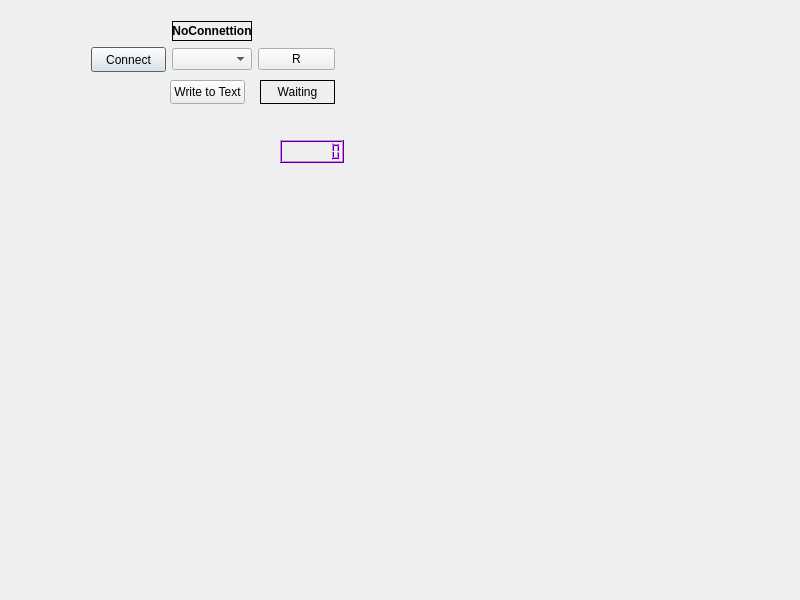
Above: dialog.ui from Krakerrr/RFLogger before the change. Below: the same form after it.
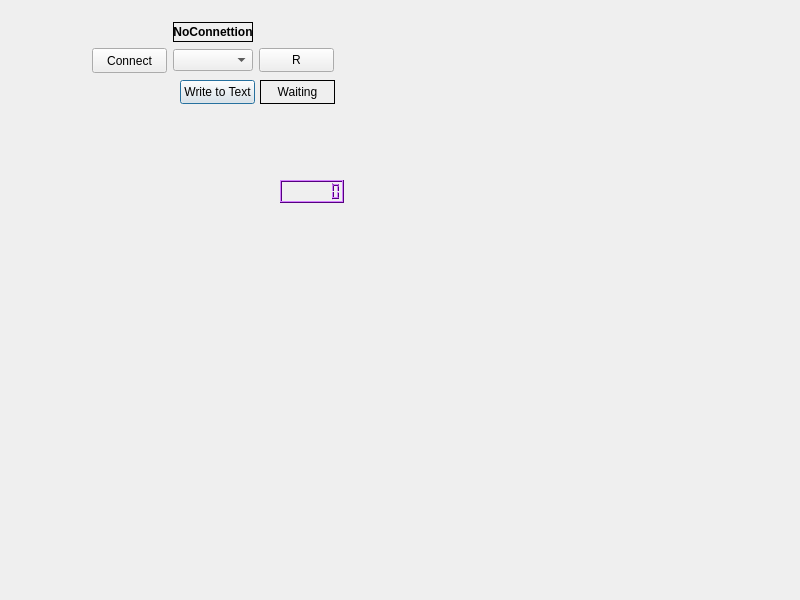
That is the form after the change.

Patch:
```diff
--- a/dialog.ui
+++ b/dialog.ui
@@ -17,7 +17,7 @@
    <property name="geometry">
     <rect>
      <x>280</x>
-     <y>140</y>
+     <y>180</y>
      <width>64</width>
      <height>23</height>
     </rect>
@@ -468,150 +468,10 @@
     <number>7</number>
    </property>
   </widget>
-  <widget class="QWidget" name="layoutWidget">
-   <property name="geometry">
-    <rect>
-     <x>91</x>
-     <y>21</y>
-     <width>244</width>
-     <height>53</height>
-    </rect>
-   </property>
-   <layout class="QGridLayout" name="gridLayout">
-    <item row="0" column="0">
-     <spacer name="horizontalSpacer">
-      <property name="orientation">
-       <enum>Qt::Horizontal</enum>
-      </property>
-      <property name="sizeHint" stdset="0">
-       <size>
-        <width>40</width>
-        <height>20</height>
-       </size>
-      </property>
-     </spacer>
-    </item>
-    <item row="0" column="1">
-     <widget class="QLabel" name="m_StatusLabel">
-      <property name="minimumSize">
-       <size>
-        <width>80</width>
-        <height>20</height>
-       </size>
-      </property>
-      <property name="maximumSize">
-       <size>
-        <width>80</width>
-        <height>20</height>
-       </size>
-      </property>
-      <property name="font">
-       <font>
-        <bold>true</bold>
-       </font>
-      </property>
-      <property name="frameShape">
-       <enum>QFrame::Box</enum>
-      </property>
-      <property name="frameShadow">
-       <enum>QFrame::Plain</enum>
-      </property>
-      <property name="text">
-       <string>NoConnettion</string>
-      </property>
-      <property name="textFormat">
-       <enum>Qt::PlainText</enum>
-      </property>
-      <property name="scaledContents">
-       <bool>false</bool>
-      </property>
-      <property name="alignment">
-       <set>Qt::AlignCenter</set>
-      </property>
-      <property name="wordWrap">
-       <bool>false</bool>
-      </property>
-     </widget>
-    </item>
-    <item row="0" column="2">
-     <spacer name="horizontalSpacer_2">
-      <property name="orientation">
-       <enum>Qt::Horizontal</enum>
-      </property>
-      <property name="sizeHint" stdset="0">
-       <size>
-        <width>40</width>
-        <height>20</height>
-       </size>
-      </property>
-     </spacer>
-    </item>
-    <item row="1" column="0">
-     <widget class="QPushButton" name="m_btn_connect">
-      <property name="minimumSize">
-       <size>
-        <width>75</width>
-        <height>25</height>
-       </size>
-      </property>
-      <property name="maximumSize">
-       <size>
-        <width>75</width>
-        <height>24</height>
-       </size>
-      </property>
-      <property name="text">
-       <string>Connect</string>
-      </property>
-     </widget>
-    </item>
-    <item row="1" column="1">
-     <widget class="QComboBox" name="SerialComboBox">
-      <property name="enabled">
-       <bool>true</bool>
-      </property>
-      <property name="minimumSize">
-       <size>
-        <width>80</width>
-        <height>22</height>
-       </size>
-      </property>
-      <property name="maximumSize">
-       <size>
-        <width>80</width>
-        <height>22</height>
-       </size>
-      </property>
-      <property name="currentText">
-       <string/>
-      </property>
-     </widget>
-    </item>
-    <item row="1" column="2">
-     <widget class="QPushButton" name="RefreshSerialBtn">
-      <property name="sizePolicy">
-       <sizepolicy hsizetype="Minimum" vsizetype="Fixed">
-        <horstretch>75</horstretch>
-        <verstretch>22</verstretch>
-       </sizepolicy>
-      </property>
-      <property name="minimumSize">
-       <size>
-        <width>75</width>
-        <height>22</height>
-       </size>
-      </property>
-      <property name="text">
-       <string>R</string>
-      </property>
-     </widget>
-    </item>
-   </layout>
-  </widget>
   <widget class="QPushButton" name="LogBtn">
    <property name="geometry">
     <rect>
-     <x>170</x>
+     <x>180</x>
      <y>80</y>
      <width>75</width>
      <height>24</height>
@@ -655,6 +515,132 @@
     <bool>false</bool>
    </property>
   </widget>
+  <widget class="QPushButton" name="m_btn_connect">
+   <property name="geometry">
+    <rect>
+     <x>92</x>
+     <y>48</y>
+     <width>75</width>
+     <height>25</height>
+    </rect>
+   </property>
+   <property name="minimumSize">
+    <size>
+     <width>75</width>
+     <height>25</height>
+    </size>
+   </property>
+   <property name="maximumSize">
+    <size>
+     <width>75</width>
+     <height>24</height>
+    </size>
+   </property>
+   <property name="text">
+    <string>Connect</string>
+   </property>
+  </widget>
+  <widget class="QLabel" name="m_StatusLabel">
+   <property name="geometry">
+    <rect>
+     <x>173</x>
+     <y>22</y>
+     <width>80</width>
+     <height>20</height>
+    </rect>
+   </property>
+   <property name="minimumSize">
+    <size>
+     <width>80</width>
+     <height>20</height>
+    </size>
+   </property>
+   <property name="maximumSize">
+    <size>
+     <width>80</width>
+     <height>20</height>
+    </size>
+   </property>
+   <property name="font">
+    <font>
+     <bold>true</bold>
+    </font>
+   </property>
+   <property name="frameShape">
+    <enum>QFrame::Box</enum>
+   </property>
+   <property name="frameShadow">
+    <enum>QFrame::Plain</enum>
+   </property>
+   <property name="text">
+    <string>NoConnettion</string>
+   </property>
+   <property name="textFormat">
+    <enum>Qt::PlainText</enum>
+   </property>
+   <property name="scaledContents">
+    <bool>false</bool>
+   </property>
+   <property name="alignment">
+    <set>Qt::AlignCenter</set>
+   </property>
+   <property name="wordWrap">
+    <bool>false</bool>
+   </property>
+  </widget>
+  <widget class="QPushButton" name="RefreshSerialBtn">
+   <property name="geometry">
+    <rect>
+     <x>259</x>
+     <y>48</y>
+     <width>75</width>
+     <height>24</height>
+    </rect>
+   </property>
+   <property name="sizePolicy">
+    <sizepolicy hsizetype="Minimum" vsizetype="Fixed">
+     <horstretch>75</horstretch>
+     <verstretch>22</verstretch>
+    </sizepolicy>
+   </property>
+   <property name="minimumSize">
+    <size>
+     <width>75</width>
+     <height>22</height>
+    </size>
+   </property>
+   <property name="text">
+    <string>R</string>
+   </property>
+  </widget>
+  <widget class="QComboBox" name="SerialComboBox">
+   <property name="enabled">
+    <bool>true</bool>
+   </property>
+   <property name="geometry">
+    <rect>
+     <x>173</x>
+     <y>49</y>
+     <width>80</width>
+     <height>22</height>
+    </rect>
+   </property>
+   <property name="minimumSize">
+    <size>
+     <width>80</width>
+     <height>22</height>
+    </size>
+   </property>
+   <property name="maximumSize">
+    <size>
+     <width>80</width>
+     <height>22</height>
+    </size>
+   </property>
+   <property name="currentText">
+    <string/>
+   </property>
+  </widget>
  </widget>
  <resources/>
  <connections/>
```
